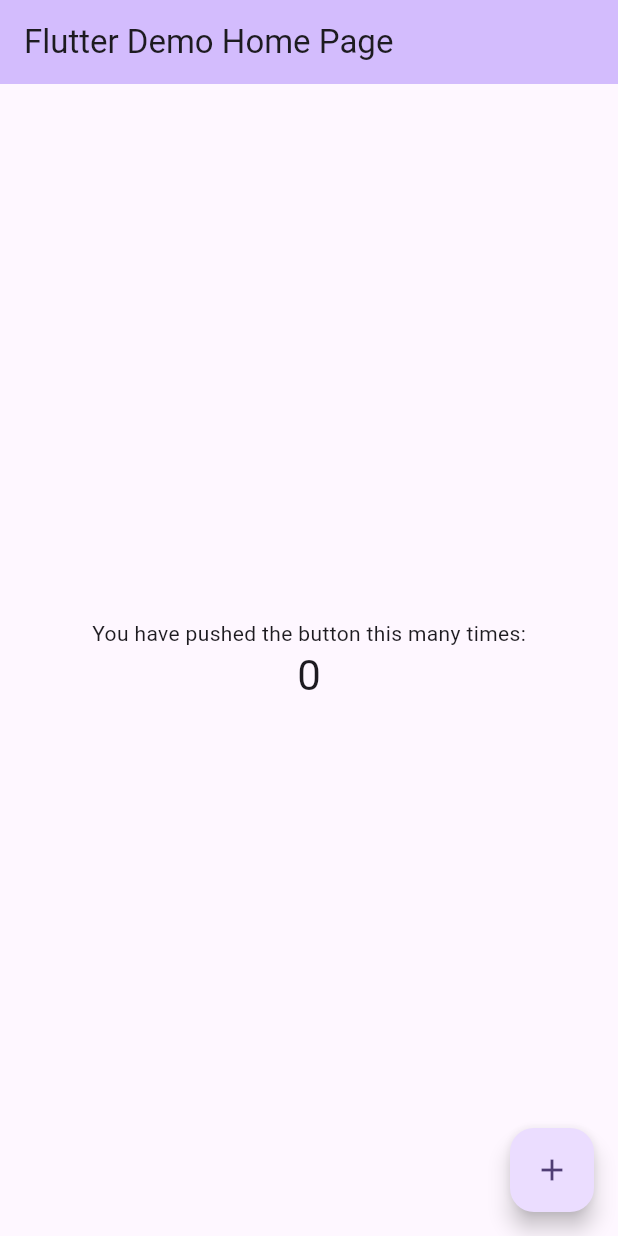
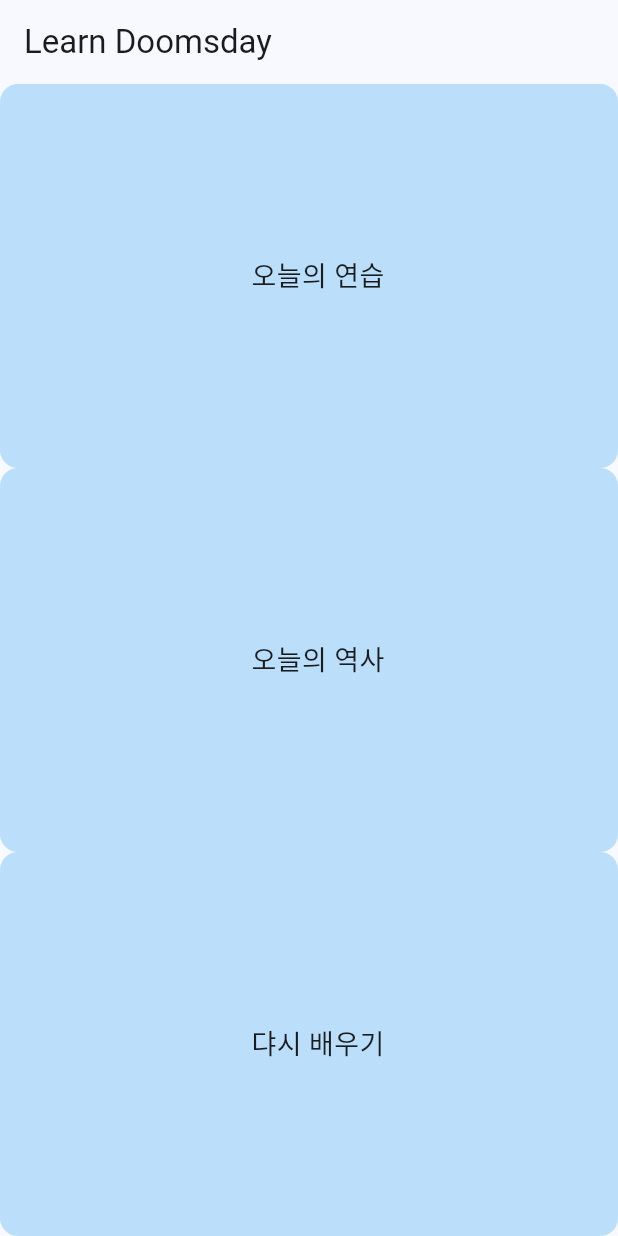
Before and after one commit to saintkim12/learn_doomsday, a Flutter app: the screen it shows after launch, on a phone screen of 412 x 824 dp. Run offline on Flutter 3.47's test engine with Material 3 defaults, Android fonts, the phone set to English and light mode, and no system bars.

Commit message:
button test

```diff
--- a/lib/main.dart
+++ b/lib/main.dart
@@ -11,7 +11,7 @@ class MyApp extends StatelessWidget {
   @override
   Widget build(BuildContext context) {
     return MaterialApp(
-      title: 'Flutter Demo',
+      title: 'Learn Doomsday',
       theme: ThemeData(
         // This is the theme of your application.
         //
@@ -28,9 +28,45 @@ class MyApp extends StatelessWidget {
         //
         // This works for code too, not just values: Most code changes can be
         // tested with just a hot reload.
-        colorScheme: ColorScheme.fromSeed(seedColor: Colors.deepPurple),
+        colorScheme: ColorScheme.fromSeed(seedColor: Colors.blue),
       ),
-      home: const MyHomePage(title: 'Flutter Demo Home Page'),
+      home: const MyHomePage(title: 'Learn Doomsday'),
+    );
+  }
+}
+
+class BigButton extends StatelessWidget {
+  const BigButton({super.key, required this.label});
+
+  final String label;
+
+  @override
+  Widget build(BuildContext context) {
+    return Expanded(
+      child: InkWell(
+        onTap: () {},
+        splashColor: Colors.black26, // 클릭 시 물결 효과
+        child: Ink(
+          decoration: BoxDecoration(
+            color: Colors.blue[100],
+            borderRadius: BorderRadius.circular(12),
+          ),
+          child: Container(
+            padding: const EdgeInsets.all(16),
+            child: Row(
+              mainAxisAlignment: MainAxisAlignment.center,
+              children: [
+                // Image.asset('imagePath', width: 40, height: 40),
+                const SizedBox(width: 12),
+                Text(label, style: const TextStyle(fontSize: 18)),
+                // Text(label, style: const TextStyle(fontSize: 18)),
+                // const SizedBox(width: 12),
+                // Image.asset(imagePath, width: 40, height: 40),
+              ],
+            ),
+          ),
+        ),
+      ),
     );
   }
 }
@@ -69,18 +105,9 @@ class _MyHomePageState extends State<MyHomePage> {
 
   @override
   Widget build(BuildContext context) {
-    // This method is rerun every time setState is called, for instance as done
-    // by the _incrementCounter method above.
-    //
-    // The Flutter framework has been optimized to make rerunning build methods
-    // fast, so that you can just rebuild anything that needs updating rather
-    // than having to individually change instances of widgets.
     return Scaffold(
       appBar: AppBar(
-        // TRY THIS: Try changing the color here to a specific color (to
-        // Colors.amber, perhaps?) and trigger a hot reload to see the AppBar
-        // change color while the other colors stay the same.
-        backgroundColor: Theme.of(context).colorScheme.inversePrimary,
+        // backgroundColor: Theme.of(context).colorScheme.inversePrimary,
         // Here we take the value from the MyHomePage object that was created by
         // the App.build method, and use it to set our appbar title.
         title: Text(widget.title),
@@ -89,34 +116,14 @@ class _MyHomePageState extends State<MyHomePage> {
         // Center is a layout widget. It takes a single child and positions it
         // in the middle of the parent.
         child: Column(
-          // Column is also a layout widget. It takes a list of children and
-          // arranges them vertically. By default, it sizes itself to fit its
-          // children horizontally, and tries to be as tall as its parent.
-          //
-          // Column has various properties to control how it sizes itself and
-          // how it positions its children. Here we use mainAxisAlignment to
-          // center the children vertically; the main axis here is the vertical
-          // axis because Columns are vertical (the cross axis would be
-          // horizontal).
-          //
-          // TRY THIS: Invoke "debug painting" (choose the "Toggle Debug Paint"
-          // action in the IDE, or press "p" in the console), to see the
-          // wireframe for each widget.
           mainAxisAlignment: MainAxisAlignment.center,
           children: <Widget>[
-            const Text('You have pushed the button this many times:'),
-            Text(
-              '$_counter',
-              style: Theme.of(context).textTheme.headlineMedium,
-            ),
+            BigButton(label: '오늘의 연습'),
+            BigButton(label: '오늘의 역사'),
+            BigButton(label: '댜시 배우기'),
           ],
         ),
       ),
-      floatingActionButton: FloatingActionButton(
-        onPressed: _incrementCounter,
-        tooltip: 'Increment',
-        child: const Icon(Icons.add),
-      ), // This trailing comma makes auto-formatting nicer for build methods.
     );
   }
 }
```
